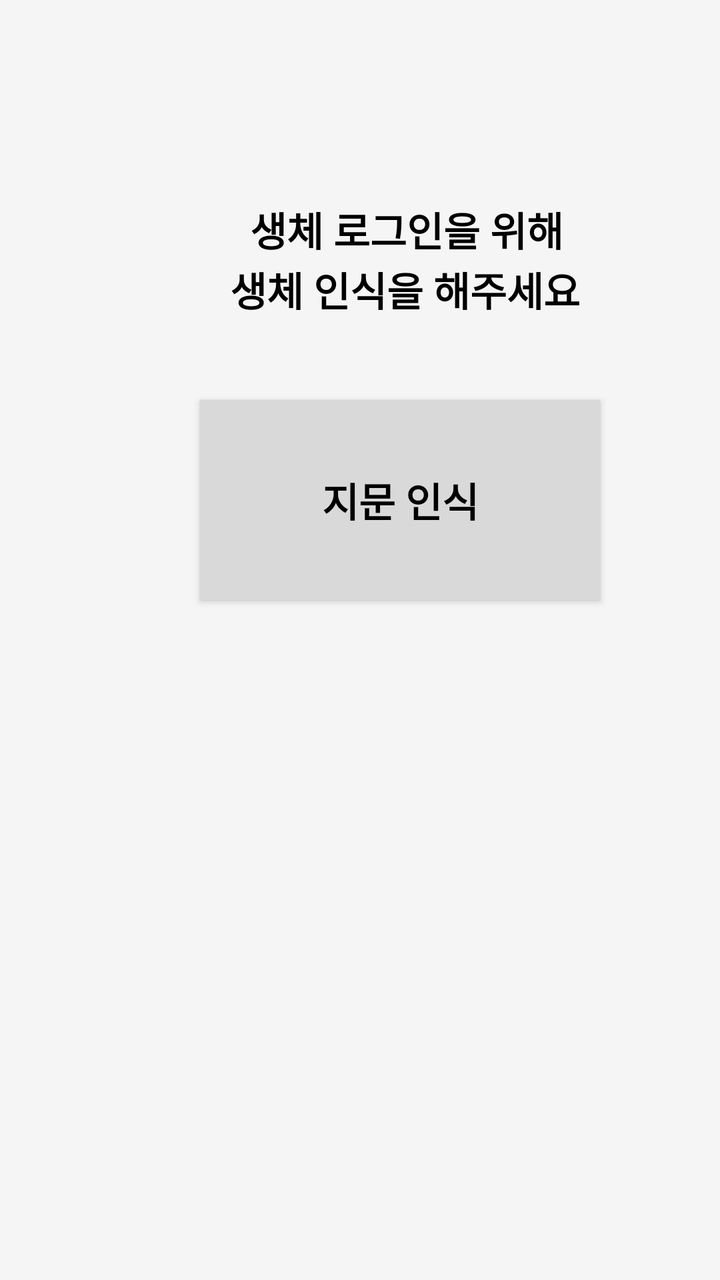
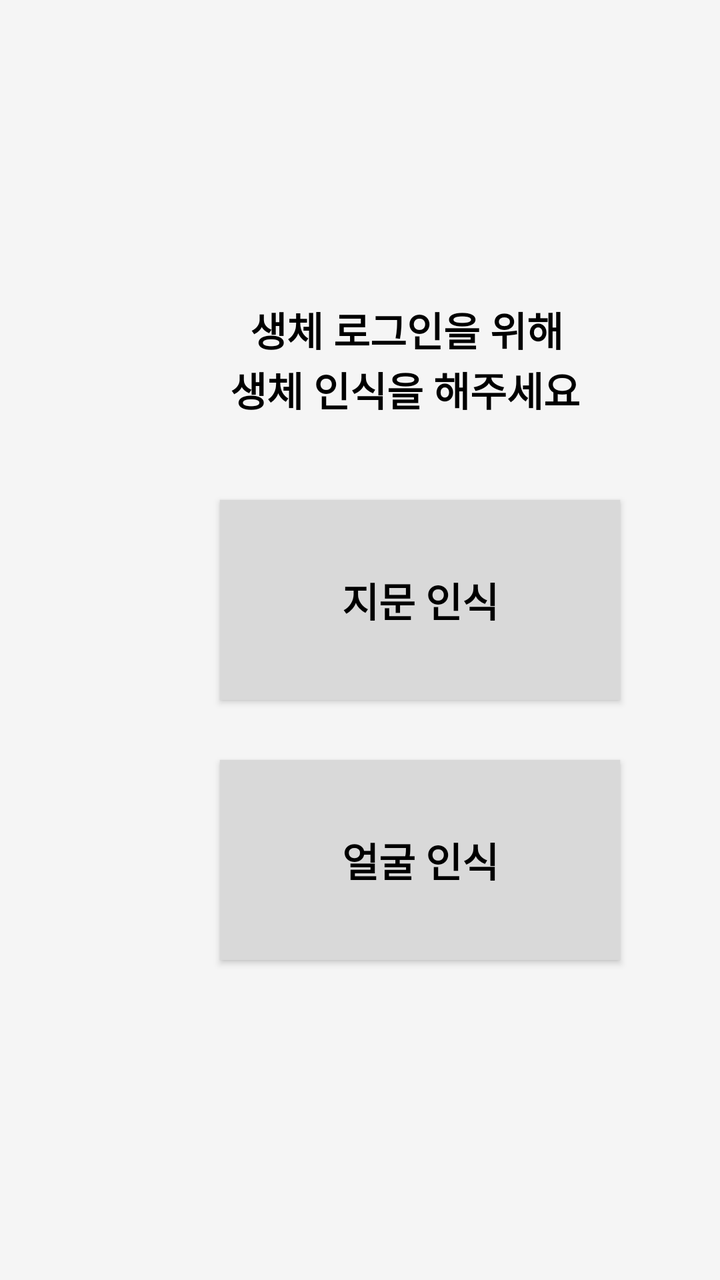

Compare the two renders of this Android layout. The source of the first and the diff that turns it into the second are given below.
<!-- AndroidManifest.xml: application theme android:Theme.DeviceDefault -->
<!-- res/layout/activity_fingerprint_signin.xml -->
<?xml version="1.0" encoding="utf-8"?>
<FrameLayout xmlns:android="http://schemas.android.com/apk/res/android"
    xmlns:app="http://schemas.android.com/apk/res-auto"
    xmlns:tools="http://schemas.android.com/tools"
    android:id="@+id/main"
    android:background="#F5F5F5"
    android:layout_width="match_parent"
    android:layout_height="match_parent"
    tools:context=".fingerprint_signin">

    <TextView
        android:layout_width="wrap_content"
        android:layout_height="wrap_content"
        android:layout_marginTop="100dp"
        android:layout_marginLeft="125dp"
        android:textColor="@color/black"
        android:textStyle="bold"
        android:textSize="20dp"
        android:text="생체 로그인을 위해"/>

    <TextView
        android:layout_width="wrap_content"
        android:layout_height="wrap_content"
        android:layout_marginTop="130dp"
        android:layout_marginLeft="115dp"
        android:textColor="@color/black"
        android:textStyle="bold"
        android:textSize="20dp"
        android:text="생체 인식을 해주세요"/>

    <Button
        android:layout_width="200dp"
        android:layout_height="100dp"
        android:text="지문 인식"
        android:textSize="20dp"
        android:textStyle="bold"
        android:textColor="@color/black"
        android:layout_marginLeft="100dp"
        android:layout_marginTop="200dp"
        android:background="#D9D9D9"/>

</FrameLayout>
<!-- resources referenced by this layout -->
<resources>
  <color name="black">#FF000000</color>
</resources>

<!-- the commit's change to res/layout/activity_fingerprint_signin.xml (unified diff, before → after) -->
@@ -11,7 +11,7 @@
     <TextView
         android:layout_width="wrap_content"
         android:layout_height="wrap_content"
-        android:layout_marginTop="100dp"
+        android:layout_marginTop="150dp"
         android:layout_marginLeft="125dp"
         android:textColor="@color/black"
         android:textStyle="bold"
@@ -21,7 +21,7 @@
     <TextView
         android:layout_width="wrap_content"
         android:layout_height="wrap_content"
-        android:layout_marginTop="130dp"
+        android:layout_marginTop="180dp"
         android:layout_marginLeft="115dp"
         android:textColor="@color/black"
         android:textStyle="bold"
@@ -29,14 +29,28 @@
         android:text="생체 인식을 해주세요"/>
 
     <Button
+        android:id="@+id/finger_bt"
         android:layout_width="200dp"
         android:layout_height="100dp"
         android:text="지문 인식"
         android:textSize="20dp"
         android:textStyle="bold"
         android:textColor="@color/black"
-        android:layout_marginLeft="100dp"
-        android:layout_marginTop="200dp"
+        android:layout_marginLeft="110dp"
+        android:layout_marginTop="250dp"
         android:background="#D9D9D9"/>
 
+    <Button
+        android:id="@+id/face_id"
+        android:layout_width="200dp"
+        android:layout_height="100dp"
+        android:text="얼굴 인식"
+        android:textSize="20dp"
+        android:textStyle="bold"
+        android:textColor="@color/black"
+        android:layout_marginLeft="110dp"
+        android:layout_marginTop="380dp"
+        android:background="#D9D9D9"/>
+
+
 </FrameLayout>
